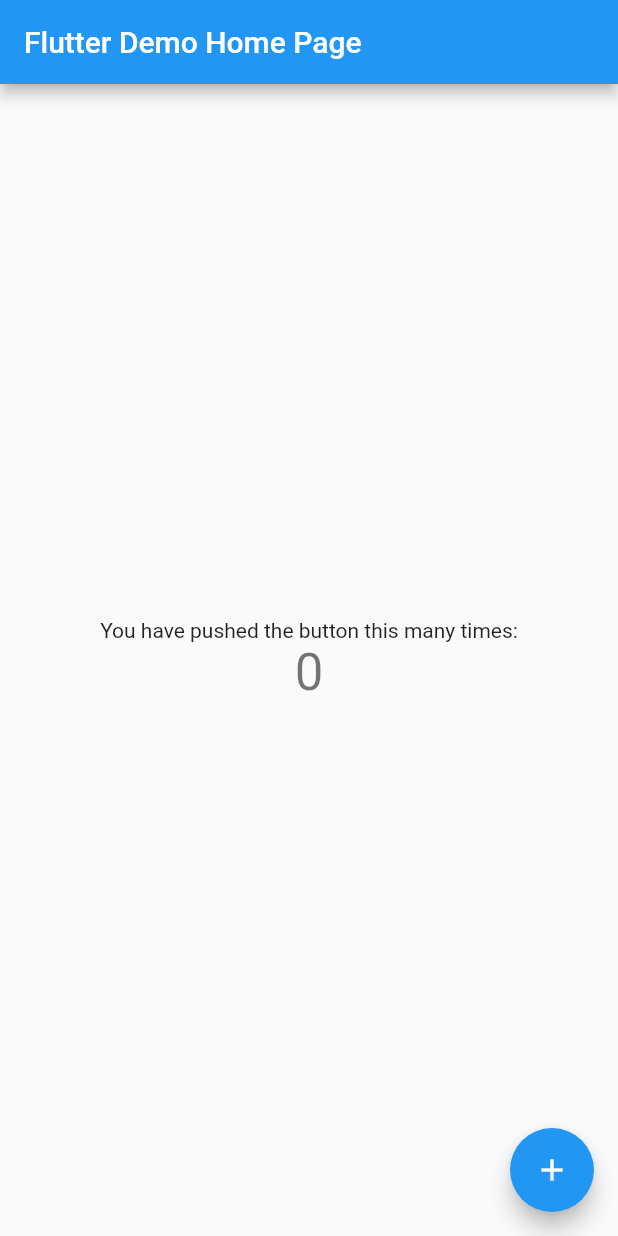
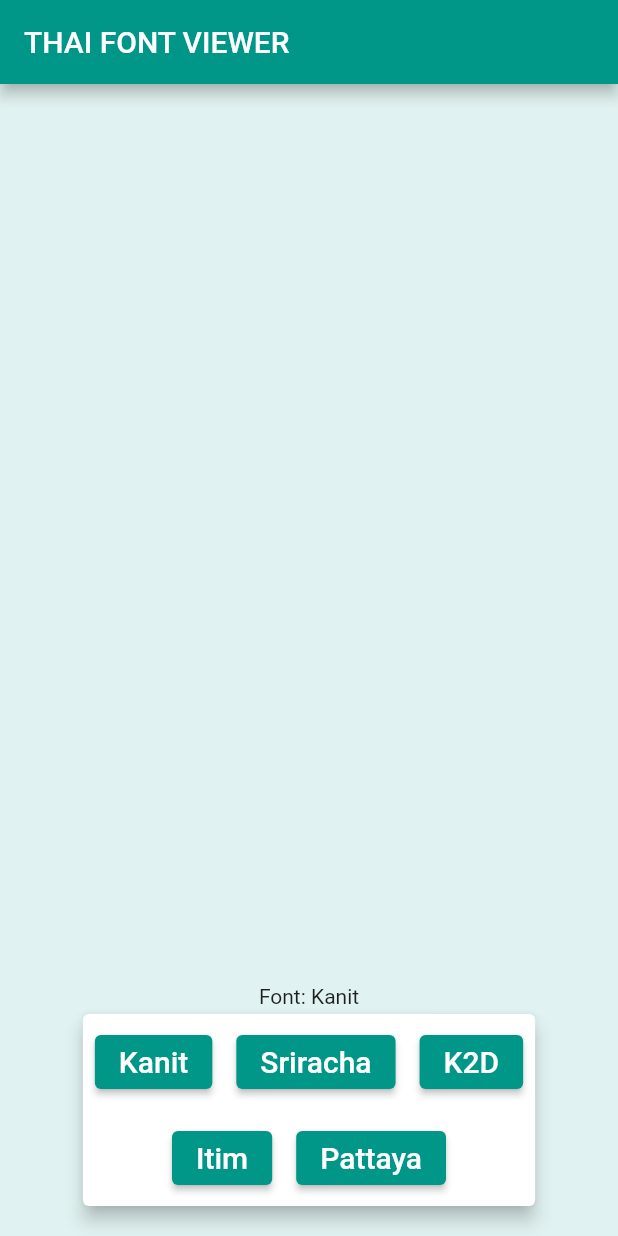
Before and after one commit to PhuthiM/homework8, a Flutter app: the screen it shows after launch, on a phone screen of 412 x 824 dp. Run offline on Flutter 3.47's test engine with Material 2 defaults, Android fonts, the phone set to English and light mode, and no system bars; our stand-ins replace google_fonts.

Commit message:
ทำการบ้านเสร็จแล้วจ้า gamepage

```diff
--- a/lib/main.dart
+++ b/lib/main.dart
@@ -1,4 +1,5 @@
 import 'package:flutter/material.dart';
+import 'package:homework8/pages/game/gamepage.dart';
 
 void main() {
   runApp(MyApp());
@@ -11,103 +12,13 @@ class MyApp extends StatelessWidget {
     return MaterialApp(
       title: 'Flutter Demo',
       theme: ThemeData(
-        // This is the theme of your application.
-        //
-        // Try running your application with "flutter run". You'll see the
-        // application has a blue toolbar. Then, without quitting the app, try
-        // changing the primarySwatch below to Colors.green and then invoke
-        // "hot reload" (press "r" in the console where you ran "flutter run",
-        // or simply save your changes to "hot reload" in a Flutter IDE).
-        // Notice that the counter didn't reset back to zero; the application
-        // is not restarted.
-        primarySwatch: Colors.blue,
+
       ),
-      home: MyHomePage(title: 'Flutter Demo Home Page'),
+      home: gamepage()
+      ,
     );
   }
 }
 
-class MyHomePage extends StatefulWidget {
-  MyHomePage({Key? key, required this.title}) : super(key: key);
-
-  // This widget is the home page of your application. It is stateful, meaning
-  // that it has a State object (defined below) that contains fields that affect
-  // how it looks.
-
-  // This class is the configuration for the state. It holds the values (in this
-  // case the title) provided by the parent (in this case the App widget) and
-  // used by the build method of the State. Fields in a Widget subclass are
-  // always marked "final".
-
-  final String title;
-
-  @override
-  _MyHomePageState createState() => _MyHomePageState();
+TestCounter() {
 }
-
-class _MyHomePageState extends State<MyHomePage> {
-  int _counter = 0;
-
-  void _incrementCounter() {
-    setState(() {
-      // This call to setState tells the Flutter framework that something has
-      // changed in this State, which causes it to rerun the build method below
-      // so that the display can reflect the updated values. If we changed
-      // _counter without calling setState(), then the build method would not be
-      // called again, and so nothing would appear to happen.
-      _counter++;
-    });
-  }
-
-  @override
-  Widget build(BuildContext context) {
-    // This method is rerun every time setState is called, for instance as done
-    // by the _incrementCounter method above.
-    //
-    // The Flutter framework has been optimized to make rerunning build methods
-    // fast, so that you can just rebuild anything that needs updating rather
-    // than having to individually change instances of widgets.
-    return Scaffold(
-      appBar: AppBar(
-        // Here we take the value from the MyHomePage object that was created by
-        // the App.build method, and use it to set our appbar title.
-        title: Text(widget.title),
-      ),
-      body: Center(
-        // Center is a layout widget. It takes a single child and positions it
-        // in the middle of the parent.
-        child: Column(
-          // Column is also a layout widget. It takes a list of children and
-          // arranges them vertically. By default, it sizes itself to fit its
-          // children horizontally, and tries to be as tall as its parent.
-          //
-          // Invoke "debug painting" (press "p" in the console, choose the
-          // "Toggle Debug Paint" action from the Flutter Inspector in Android
-          // Studio, or the "Toggle Debug Paint" command in Visual Studio Code)
-          // to see the wireframe for each widget.
-          //
-          // Column has various properties to control how it sizes itself and
-          // how it positions its children. Here we use mainAxisAlignment to
-          // center the children vertically; the main axis here is the vertical
-          // axis because Columns are vertical (the cross axis would be
-          // horizontal).
-          mainAxisAlignment: MainAxisAlignment.center,
-          children: <Widget>[
-            Text(
-              'You have pushed the button this many times:',
-            ),
-            Text(
-              '$_counter',
-              style: Theme.of(context).textTheme.headline4,
-            ),
-          ],
-        ),
-      ),
-      floatingActionButton: FloatingActionButton(
-        onPressed: _incrementCounter,
-        tooltip: 'Increment',
-        child: Icon(Icons.add),
-      ), // This trailing comma makes auto-formatting nicer for build methods.
-    );
-  }
-}
--- /dev/null
+++ b/lib/pages/game/game_page.dart
@@ -0,0 +1,68 @@
+import 'package:flutter/cupertino.dart';
+import 'package:flutter/material.dart';
+import 'package:google_fonts/google_fonts.dart';
+
+class GamePage extends StatefulWidget {
+  const GamePage({Key? key}) : super(key: key);
+
+  @override
+  _GamePageState createState() => _GamePageState();
+}
+
+class _GamePageState extends State<GamePage> {
+  @override
+  Widget build(BuildContext context) {
+    return Scaffold(
+      appBar: AppBar(
+        title: Text("THAI FONT VIEWER"),
+      ),
+      body: SafeArea(
+        child: Container(
+          child: Padding(
+            padding: const EdgeInsets.all(16.0),
+            child: Column(
+              mainAxisAlignment: MainAxisAlignment.spaceBetween,
+              children: [
+                Column(
+                  children: [
+                    Image.asset(
+                      'assets/images/logo_number.png',
+                      width: 240.0,
+                    ),
+                    Text(
+                      'พุธิตา สุขหงษ์',
+                      style: GoogleFonts.kanit(fontSize: 22.0),
+                    )
+                  ],
+                ),
+                /*  Card(
+                  elevation: 5.0,
+                  child: Wrap(
+                    alignment: WrapAlignment.center,
+                    children: [],
+                  ),
+                ),*/
+                Row(
+                  children: [
+                    Expanded(
+                      child: TextField(
+                        decoration: InputDecoration(
+                            border: new OutlineInputBorder(
+                                borderSide: new BorderSide(
+                                    color: Colors.teal, width: 5.0))),
+                      ),
+                    ),
+                    TextButton(
+                      onPressed: () {},
+                      child: Text("test"),
+                    )
+                  ],
+                ),
+              ],
+            ),
+          ),
+        ),
+      ),
+    );
+  }
+}
--- /dev/null
+++ b/lib/pages/game/gamepage.dart
@@ -0,0 +1,191 @@
+import 'package:flutter/cupertino.dart';
+import 'package:flutter/material.dart';
+import 'package:google_fonts/google_fonts.dart';
+
+class gamepage extends StatefulWidget {
+  const gamepage({Key? key}) : super(key: key);
+
+  @override
+  _GamePageState createState() => _GamePageState();
+}
+
+class _GamePageState extends State<gamepage> {
+  String word = "";
+  int i = 0;
+
+  font(int a) {
+    if (a == 1) {
+      setState(() {
+        i = 1;
+      });
+    } else if (a == 2) {
+      setState(() {
+        i = 2;
+      });
+    } else if (a == 3) {
+      setState(() {
+        i = 3;
+      });
+    } else if (a == 4) {
+      setState(() {
+        i = 4;
+      });
+    } else if (a == 5) {
+      setState(() {
+        i = 5;
+      });
+    }
+  }
+
+  changefont(word) {
+    if (i == 1) {
+      return Text(
+        word,
+        style: GoogleFonts.kanit(fontSize: 50.0),
+      );
+    } else if (i == 2) {
+      return Text(
+        word,
+        style: GoogleFonts.sriracha(fontSize: 50.0),
+      );
+    } else if (i == 3) {
+      return Text(
+        word,
+        style: GoogleFonts.k2d(fontSize: 50.0),
+      );
+    } else if (i == 4) {
+      return Text(
+        word,
+        style: GoogleFonts.itim(fontSize: 50.0),
+      );
+    } else if (i == 5) {
+      return Text(
+        word,
+        style: GoogleFonts.pattaya(fontSize: 50.0),
+      );
+    } else {
+      return Text(
+        word,
+        style: GoogleFonts.kanit(fontSize: 50.0),
+      );
+    }
+  }
+
+  @override
+  Widget build(BuildContext context) {
+    return Scaffold(
+      backgroundColor: Colors.teal[50],
+      appBar: AppBar(
+        title: Text("THAI FONT VIEWER"),
+        backgroundColor: Colors.teal,
+      ),
+      body: SafeArea(
+        child: Container(
+          child: Padding(
+            padding: const EdgeInsets.all(16.0),
+            child: Column(
+              mainAxisAlignment: MainAxisAlignment.spaceBetween,
+              children: [
+                Expanded(
+                  child: Center(
+                    child: changefont(word),
+                  ),
+                ),
+                Column(
+                  children: [
+                    Container(
+                      child: i == 1
+                          ? Text("Font: Kanit")
+                          : i == 2
+                              ? Text("Font: Sriracha")
+                              : i == 3
+                                  ? Text("Font: K2D")
+                                  : i == 4
+                                      ? Text("Font: Itim")
+                                      : i == 5
+                                          ? Text("Font: Pattaya")
+                                          : Text("Font: Kanit"),
+                    ),
+                    Card(
+                      elevation: 5.0,
+                      child: Wrap(
+                        alignment: WrapAlignment.center,
+                        children: [
+                          Padding(
+                            padding: const EdgeInsets.all(8.0),
+                            child: ElevatedButton(
+                              onPressed: () => font(1),
+                              style: ElevatedButton.styleFrom(
+                                primary: Colors.teal,
+                              ),
+                              child: Text(
+                                'Kanit',
+                                style: TextStyle(fontSize: 20.0),
+                              ),
+                            ),
+                          ),
+                          Padding(
+                            padding: const EdgeInsets.all(8.0),
+                            child: ElevatedButton(
+                              onPressed: () => font(2),
+                              style: ElevatedButton.styleFrom(
+                                primary: Colors.teal,
+                              ),
+                              child: Text(
+                                'Sriracha',
+                                style: TextStyle(fontSize: 20.0),
+                              ),
+                            ),
+                          ),
+                          Padding(
+                            padding: const EdgeInsets.all(8.0),
+                            child: ElevatedButton(
+                              onPressed: () => font(3),
+                              style: ElevatedButton.styleFrom(
+                                primary: Colors.teal,
+                              ),
+                              child: Text(
+                                'K2D',
+                                style: TextStyle(fontSize: 20.0),
+                              ),
+                            ),
+                          ),
+                          Padding(
+                            padding: const EdgeInsets.all(8.0),
+                            child: ElevatedButton(
+                              onPressed: () => font(4),
+                              style: ElevatedButton.styleFrom(
+                                primary: Colors.teal,
+                              ),
+                              child: Text(
+                                'Itim',
+                                style: TextStyle(fontSize: 20.0),
+                              ),
+                            ),
+                          ),
+                          Padding(
+                            padding: const EdgeInsets.all(8.0),
+                            child: ElevatedButton(
+                              onPressed: () => font(5),
+                              style: ElevatedButton.styleFrom(
+                                primary: Colors.teal,
+                              ),
+                              child: Text(
+                                'Pattaya',
+                                style: TextStyle(fontSize: 20.0),
+                              ),
+                            ),
+                          ),
+                        ],
+                      ),
+                    ),
+                  ],
+                ),
+              ],
+            ),
+          ),
+        ),
+      ),
+    );
+  }
+}
--- a/pubspec.yaml
+++ b/pubspec.yaml
@@ -23,7 +23,7 @@ environment:
 dependencies:
   flutter:
     sdk: flutter
-
+  google_fonts: ^2.1.0
 
   # The following adds the Cupertino Icons font to your application.
   # Use with the CupertinoIcons class for iOS style icons.
@@ -45,8 +45,8 @@ flutter:
   uses-material-design: true
 
   # To add assets to your application, add an assets section, like this:
-  # assets:
-  #   - images/a_dot_burr.jpeg
+  assets:
+     - assets/images/logo_number.png
   #   - images/a_dot_ham.jpeg
 
   # An image asset can refer to one or more resolution-specific "variants", see
```
Also changed, not shown: assets/images/logo_number.png (added), pubspec.lock.
